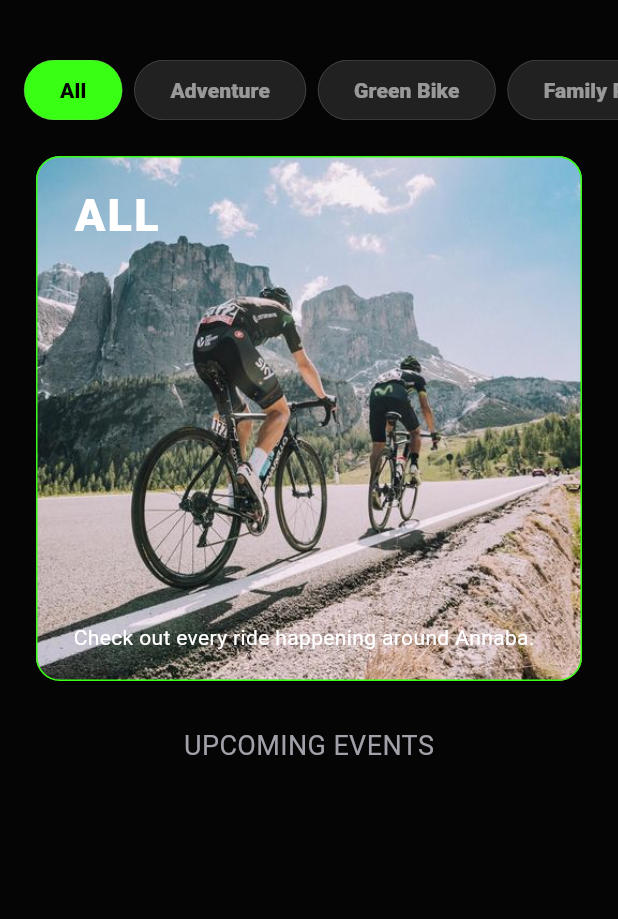
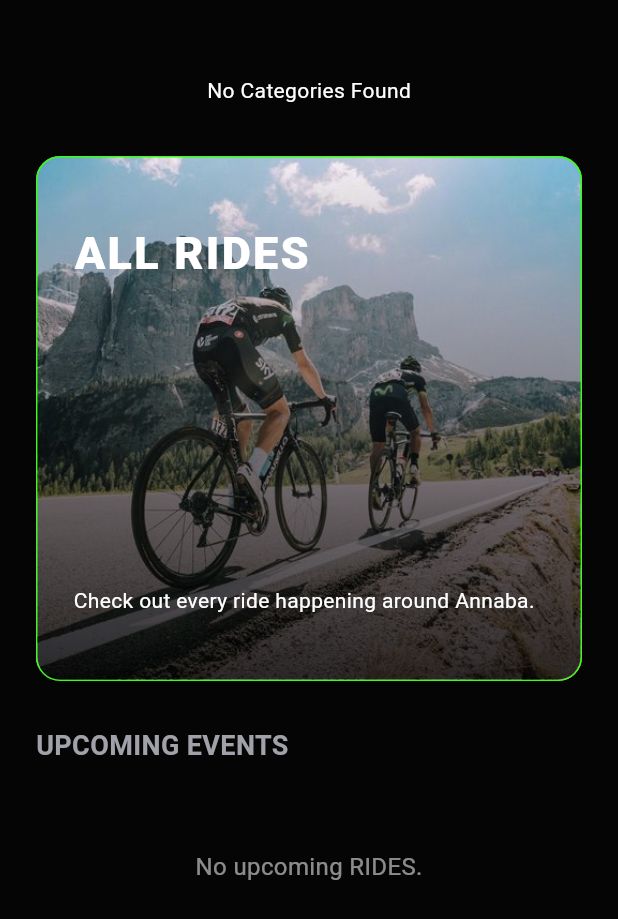
Before and after one commit to Homsa23/hubike-project, a Flutter app: the EventsPage screen opened directly, on a phone screen of 412 x 824 dp. Shown: the top 919 px of the screen. Run offline on Flutter 3.47's test engine with Material 3 defaults, Android fonts, the phone set to English and light mode, and no system bars; our stand-ins replace cloud_firestore, firebase_core; accounts and stored records are empty.

Commit message:
App is fully working

```diff
--- /dev/null
+++ b/lib/screens/category_model.dart
@@ -0,0 +1,28 @@
+import 'package:cloud_firestore/cloud_firestore.dart';
+
+class HubikeCategory {
+  final String id;
+  final String name;
+  final String description;
+  final String imageUrl;
+
+  HubikeCategory({
+    required this.id,
+    required this.name,
+    required this.description,
+    required this.imageUrl,
+  });
+
+  // THE FACTORY: Takes the Firebase envelope and builds a Flutter instance
+  factory HubikeCategory.fromFirestore(DocumentSnapshot doc) {
+    // Extract the data map from the document
+    Map data = doc.data() as Map<String, dynamic>;
+
+    return HubikeCategory(
+      id: doc.id, // We extract the document ID straight from Firebase!
+      name: data['name'] ?? 'Unknown Category',
+      description: data['description'] ?? 'No description available.',
+      imageUrl: data['image'] ?? 'assets/placeholder.jpg',
+    );
+  }
+}
--- a/lib/screens/events.dart
+++ b/lib/screens/events.dart
@@ -1,4 +1,8 @@
 import 'package:flutter/material.dart';
+import 'package:cloud_firestore/cloud_firestore.dart';
+import 'event_model.dart';
+import 'category_model.dart';
+import 'package:firebase_core/firebase_core.dart';
 
 class EventsPage extends StatefulWidget {
   const EventsPage({super.key});
@@ -8,67 +12,108 @@ class EventsPage extends StatefulWidget {
 }
 
 class _EventsPageState extends State<EventsPage> {
-  String selectedCategory = "All";
+  // We now store the whole Category object so we can easily grab its image and description!
+  // If it's null, that means we are on the "All" tab.
+  HubikeCategory? selectedCategory;
 
   @override
   Widget build(BuildContext context) {
     return Scaffold(
-      backgroundColor: const Color(0xFF050505), // Dark background
+      backgroundColor: const Color(0xFF050505),
 
       body: ListView(
-
           children: [
-
             const SizedBox(height: 40),
 
-            // 1. THE HORIZONTAL FILTER BUTTONS
+            // ==========================================
+            // 1. TOP PIPELINE: LIVE CATEGORY BUTTONS
+            // ==========================================
             SizedBox(
               height: 40,
-              child: ListView(
+              child: StreamBuilder<QuerySnapshot>(
+                stream: FirebaseFirestore.instanceFor(app: Firebase.app(), databaseId: 'default').collection('categories').snapshots(),
+                builder: (context, snapshot) {
+
+                  // 1. Show a loading spinner so we know it's trying to connect
+                  if (snapshot.connectionState == ConnectionState.waiting) {
+                    return const Center(
+                      child: SizedBox(
+                        width: 20, height: 20,
+                        child: CircularProgressIndicator(color: Color(0xFF39FF14), strokeWidth: 2)
+                      )
+                    );
+                  }
+
+                  // 2. SHOW THE ERROR IF IT FAILS!
+                  if (snapshot.hasError) {
+                    return Center(
+                      child: Text("ERROR: ${snapshot.error}", style: const TextStyle(color: Colors.red, fontSize: 10)),
+                    );
+                  }
+
+                  // 3. If there is no data at all
+                  if (!snapshot.hasData || snapshot.data!.docs.isEmpty) {
+                    return const Center(child: Text("No Categories Found", style: TextStyle(color: Colors.white)));
+                  }
+
+                  // Convert Firebase docs to our Flutter Category Models
+                  List<HubikeCategory> liveCategories = snapshot.data!.docs
+                      .map((doc) => HubikeCategory.fromFirestore(doc))
+                      .toList();
+
+                  return ListView(
                     scrollDirection: Axis.horizontal,
                     padding: const EdgeInsets.symmetric(horizontal: 16.0),
                     children: [
-                  _buildCategoryButton("All"),
-                  _buildCategoryButton("Adventure"),
-                  _buildCategoryButton("Green Bike"),
-                  _buildCategoryButton("Family Rides"),
-                  _buildCategoryButton("Competitive"),
-                  _buildCategoryButton("Nocturne"),
+                      // We manually build the "All" button first
+                      _buildAllButton(),
+
+                      // Then we spread the live categories from Firebase!
+                      ...liveCategories.map((category) {
+                        return _buildCategoryButton(category);
+                      }),
                     ],
+                  );
+                },
               ),
             ),
 
-            const SizedBox(height: 24), // Space between buttons and the image
+            const SizedBox(height: 24),
 
-            // 2. THE DYNAMIC CONTENT (Pushed to the top!)
-            // 2. THE DYNAMIC CONTENT (With text layered OVER the image!)
-            Expanded(
-              child: Padding(
+            // ==========================================
+            // 2. THE STACK CAGE (Now Dynamic!)
+            // ==========================================
+            Padding(
               padding: const EdgeInsets.symmetric(horizontal: 24.0),
-
               child: Column(
                 mainAxisAlignment: MainAxisAlignment.start,
                 children: [
-
-                    // THE STACK CAGE: This holds the image, the dark filter, and the text!
                   Container(
                     height: 350,
                     width: double.infinity,
                     decoration: BoxDecoration(
                       borderRadius: BorderRadius.circular(16),
                       border: Border.all(color: const Color(0xFF39FF14), width: 1),
-                        // 1. The Background Image
                       image: DecorationImage(
-                          image: AssetImage(_getImage()),
+                        // Dynamic Image! If null, show default. If active, show category image.
+                        image: AssetImage(selectedCategory?.imageUrl ?? "assets/all_events.jpg"),
                         fit: BoxFit.cover,
                       ),
                     ),
 
-                      // 2. The Stack lets us put things ON TOP of the image
                     child: Stack(
                       children: [
-
-                          // 4. The Text, perfectly centered over the dark image!
+                        // Dark gradient overlay so text is readable
+                        Container(
+                          decoration: BoxDecoration(
+                            borderRadius: BorderRadius.circular(15),
+                            gradient: LinearGradient(
+                              begin: Alignment.bottomCenter,
+                              end: Alignment.topCenter,
+                              colors: [Colors.black.withOpacity(0.8), Colors.transparent],
+                            ),
+                          ),
+                        ),
                         Align(
                           alignment: Alignment.centerLeft,
                           child: Padding(
@@ -77,9 +122,9 @@ class _EventsPageState extends State<EventsPage> {
                               mainAxisAlignment: MainAxisAlignment.center,
                               crossAxisAlignment: CrossAxisAlignment.start,
                               children: [
-                                  // The Title
                                 Text(
-                                    selectedCategory.toUpperCase(),
+                                  // Dynamic Title!
+                                  (selectedCategory?.name ?? "ALL RIDES").toUpperCase(),
                                   style: const TextStyle(
                                     fontSize: 30,
                                     color: Colors.white,
@@ -87,16 +132,14 @@ class _EventsPageState extends State<EventsPage> {
                                     letterSpacing: 1.5,
                                   ),
                                 ),
-
-                                  const SizedBox(height: 250),
-
-                                  // The Description
+                                const SizedBox(height: 200), // Adjusted spacing to fit the gradient
                                 Text(
-                                    _getDescription(),
+                                  // Dynamic Description!
+                                  selectedCategory?.description ?? "Check out every ride happening around Annaba.",
                                   textAlign: TextAlign.left,
                                   style: const TextStyle(
                                     fontSize: 14,
-                                      color: Colors.white, // Made it pure white for contrast
+                                    color: Colors.white,
                                     height: 1.5,
                                   ),
                                 ),
@@ -108,85 +151,189 @@ class _EventsPageState extends State<EventsPage> {
                     ),
                   ),
 
-                    SizedBox(height: 30), // Space between the image and the bottom buttons
+                  const SizedBox(height: 30),
 
-                    Text(
+                  const Align(
+                    alignment: Alignment.centerLeft,
+                    child: Text(
                       "UPCOMING EVENTS",
                       style: TextStyle(
                         color: Color(0xFFA1A1AA),
                         fontSize: 18,
-                      ),
-
-                    ),
-
-
-                  ],
+                        fontWeight: FontWeight.bold,
                       ),
                     ),
                   ),
-          ],
+                  const SizedBox(height: 16),
 
+                  // ==========================================
+                  // 3. BOTTOM PIPELINE: LIVE EVENTS
+                  // ==========================================
+                  StreamBuilder<QuerySnapshot>(
+                    stream: selectedCategory == null
+                      ? FirebaseFirestore.instanceFor(app: Firebase.app(), databaseId: 'default').collection('events').snapshots()
+                      : FirebaseFirestore.instanceFor(app: Firebase.app(), databaseId: 'default').collection('events')
+                          .where('categoryId', isEqualTo: selectedCategory!.id)
+                          .snapshots(),
+                    builder: (context, snapshot) {
+
+                      if (snapshot.connectionState == ConnectionState.waiting) {
+                        return const Padding(
+                          padding: EdgeInsets.all(40.0),
+                          child: Center(child: CircularProgressIndicator(color: Color(0xFF39FF14))),
+                        );
+                      }
+
+                      if (snapshot.hasError) {
+                        return Center(
+                          child: Text("FIREBASE ERROR: ${snapshot.error}", style: const TextStyle(color: Colors.red)),
+                        );
+                      }
+
+                      if (!snapshot.hasData || snapshot.data!.docs.isEmpty) {
+                        return Padding(
+                          padding: const EdgeInsets.all(40.0),
+                          child: Center(
+                            child: Text(
+                              "No upcoming ${(selectedCategory?.name ?? "Rides").toUpperCase()}.",
+                              style: const TextStyle(color: Colors.white54, fontSize: 16),
+                            ),
                           ),
                         );
                       }
 
+                      // Factory Translator
+                      List<HubikeEvent> liveEvents = snapshot.data!.docs.map((doc) {
+                        return HubikeEvent.fromFirestore(doc);
+                      }).toList();
 
+                      return Column(
+                        children: liveEvents.map((event) {
+                          return _buildEventCard(event);
+                        }).toList(),
+                      );
+                    },
+                  ),
+                  const SizedBox(height: 60),
+                ],
+              ),
+            ),
+          ],
+      ),
+    );
+  }
 
   // ---------------------------------------------------------
-  // SIMPLE HELPER METHODS (Much easier to read than a Map!)
+  // HELPER METHODS
   // ---------------------------------------------------------
 
-  // Returns the image path based on what button was clicked
-  String _getImage() {
-    if (selectedCategory == "All") return "assets/all_events.jpg";
-    if (selectedCategory == "Adventure") return "assets/adventure.jpg";
-    if (selectedCategory == "Green Bike") return "assets/green-bike.jpg";
-    if (selectedCategory == "Family Rides") return "assets/family.jpg";
-    if (selectedCategory == "Competitive") return "assets/competitive.jpg";
-    if (selectedCategory == "Nocturne") return "assets/nocturne.jpg";
-
-    return "assets/placeholder.jpg"; // Fallback image if one is missing
-  }
-
-  // Returns the description text based on what button was clicked
-  String _getDescription() {
-    if (selectedCategory == "All") return "Check out every ride happening around Annaba.";
-    if (selectedCategory == "Adventure") return "Hit the dirt trails. Mountain bikes required.";
-    if (selectedCategory == "Green Bike") return "Eco-friendly, slow-paced rides cleaning up the coast.";
-    if (selectedCategory == "Family Rides") return "Safe, easy routes perfect for casual weekend pedaling.";
-    if (selectedCategory == "Competitive") return "High-speed sprints. Bring your aero gear.";
-    if (selectedCategory == "Nocturne") return "Midnight city cruising. Lights and good vibes only.";
-
-    return "More information coming soon."; // Fallback text
-  }
-
-  // Draws the buttons
-  Widget _buildCategoryButton(String title) {
-    bool isSelected = selectedCategory == title;
+  // The static "All" button
+  Widget _buildAllButton() {
+    bool isSelected = selectedCategory == null;
 
     return Padding(
       padding: const EdgeInsets.only(right: 8.0),
       child: ElevatedButton(
         onPressed: () {
           setState(() {
-            selectedCategory = title;
+            selectedCategory = null; // Setting to null triggers "All" mode
           });
         },
-        style: ElevatedButton.styleFrom(
+        style: _buttonStyle(isSelected),
+        child: Text(
+          "All",
+          style: _buttonTextStyle(isSelected),
+        ),
+      ),
+    );
+  }
+
+  // The dynamic buttons powered by Firebase
+  Widget _buildCategoryButton(HubikeCategory category) {
+    // Check if this specific category's ID matches the currently selected one
+    bool isSelected = selectedCategory?.id == category.id;
+
+    return Padding(
+      padding: const EdgeInsets.only(right: 8.0),
+      child: ElevatedButton(
+        onPressed: () {
+          setState(() {
+            selectedCategory = category; // Save the whole category object!
+          });
+        },
+        style: _buttonStyle(isSelected),
+        child: Text(
+          category.name,
+          style: _buttonTextStyle(isSelected),
+        ),
+      ),
+    );
+  }
+
+  // Extracted styling to keep code clean
+  ButtonStyle _buttonStyle(bool isSelected) {
+    return ElevatedButton.styleFrom(
       backgroundColor: isSelected ? const Color(0xFF39FF14) : Colors.grey.shade900,
       elevation: 0,
       shape: RoundedRectangleBorder(
         borderRadius: BorderRadius.circular(20),
         side: const BorderSide(color: Colors.grey, width: 0.2),
       ),
-        ),
-        child: Text(
-          title,
-          style: TextStyle(
+    );
+  }
+
+  TextStyle _buttonTextStyle(bool isSelected) {
+    return TextStyle(
       color: isSelected ? Colors.black : Colors.white54,
       fontWeight: FontWeight.w900,
+    );
+  }
+
+  Widget _buildEventCard(HubikeEvent event) {
+    return Container(
+      margin: const EdgeInsets.only(bottom: 16.0),
+      padding: const EdgeInsets.all(16.0),
+      decoration: BoxDecoration(
+        color: Colors.grey.shade900,
+        borderRadius: BorderRadius.circular(16),
+        border: Border.all(color: Colors.white12, width: 1),
       ),
+      child: Column(
+        crossAxisAlignment: CrossAxisAlignment.start,
+        children: [
+          Row(
+            mainAxisAlignment: MainAxisAlignment.spaceBetween,
+            children: [
+              Text(
+                event.eventName,
+                style: const TextStyle(fontSize: 18, color: Colors.white, fontWeight: FontWeight.bold),
               ),
+              Text(
+                "+${event.coinsToEarn} Coins",
+                style: const TextStyle(color: Color(0xFF39FF14), fontWeight: FontWeight.bold),
+              ),
+            ],
+          ),
+          const SizedBox(height: 8),
+          Row(
+            children: [
+              const Icon(Icons.calendar_month, color: Colors.white54, size: 16),
+              const SizedBox(width: 6),
+              Text(event.date, style: const TextStyle(color: Colors.white54, fontSize: 12)),
+              const SizedBox(width: 16),
+              const Icon(Icons.location_on, color: Colors.white54, size: 16),
+              const SizedBox(width: 6),
+              Text(event.startingPoint, style: const TextStyle(color: Colors.white54, fontSize: 12)),
+            ],
+          ),
+          const SizedBox(height: 12),
+          Text(
+            event.description,
+            maxLines: 2,
+            overflow: TextOverflow.ellipsis,
+            style: const TextStyle(color: Colors.white70, fontSize: 14),
+          ),
+        ],
       ),
     );
   }
```
Also changed, not shown: lib/screens/event_model.dart (+12 -12 lines), lib/firebase_options.dart. Lines whose indentation alone changed are shown as unchanged.
